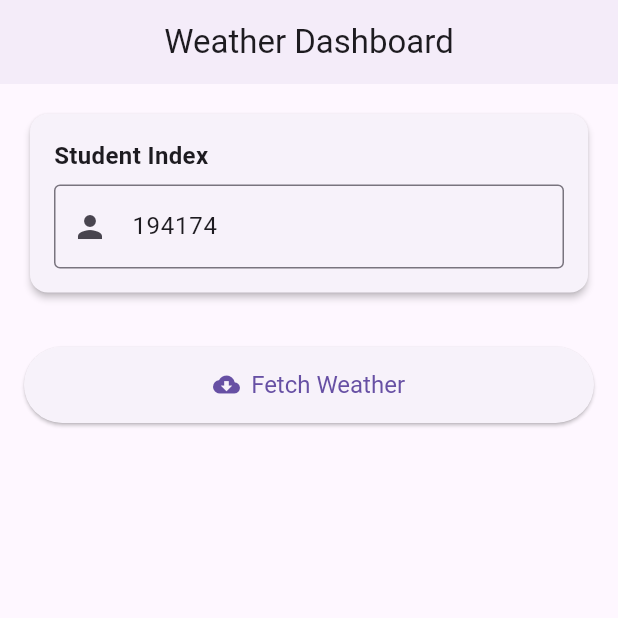
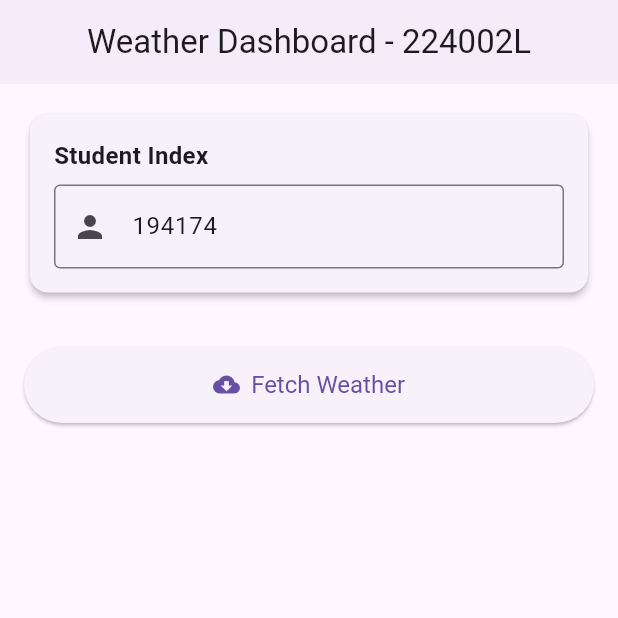
Before and after one commit to lakshanabenayake/WeatherApp, a Flutter app: the screen it shows after launch, on a phone screen of 412 x 824 dp, the top half of it. Run offline on Flutter 3.47's test engine with Material 3 defaults, Android fonts, the phone set to English and light mode, and no system bars; our stand-ins replace shared_preferences.

Commit message:
added index to title bar

```diff
--- a/lib/main.dart
+++ b/lib/main.dart
@@ -11,7 +11,7 @@ class MyApp extends StatelessWidget {
   @override
   Widget build(BuildContext context) {
     return MaterialApp(
-      title: 'Weather Dashboard',
+      title: 'Weather Dashboard - 224002L',
       theme: ThemeData(
         primarySwatch: Colors.blue,
         useMaterial3: true,
@@ -198,7 +198,7 @@ class _WeatherDashboardState extends State<WeatherDashboard> {
   Widget build(BuildContext context) {
     return Scaffold(
       appBar: AppBar(
-        title: const Text('Weather Dashboard'),
+        title: const Text('Weather Dashboard - 224002L'),
         centerTitle: true,
         elevation: 2,
       ),
@@ -226,7 +226,7 @@ class _WeatherDashboardState extends State<WeatherDashboard> {
                     TextField(
                       controller: _indexController,
                       decoration: const InputDecoration(
-                        hintText: 'e.g., 194174',
+                        hintText: 'e.g., 224002',
                         border: OutlineInputBorder(),
                         prefixIcon: Icon(Icons.person),
                       ),
```
